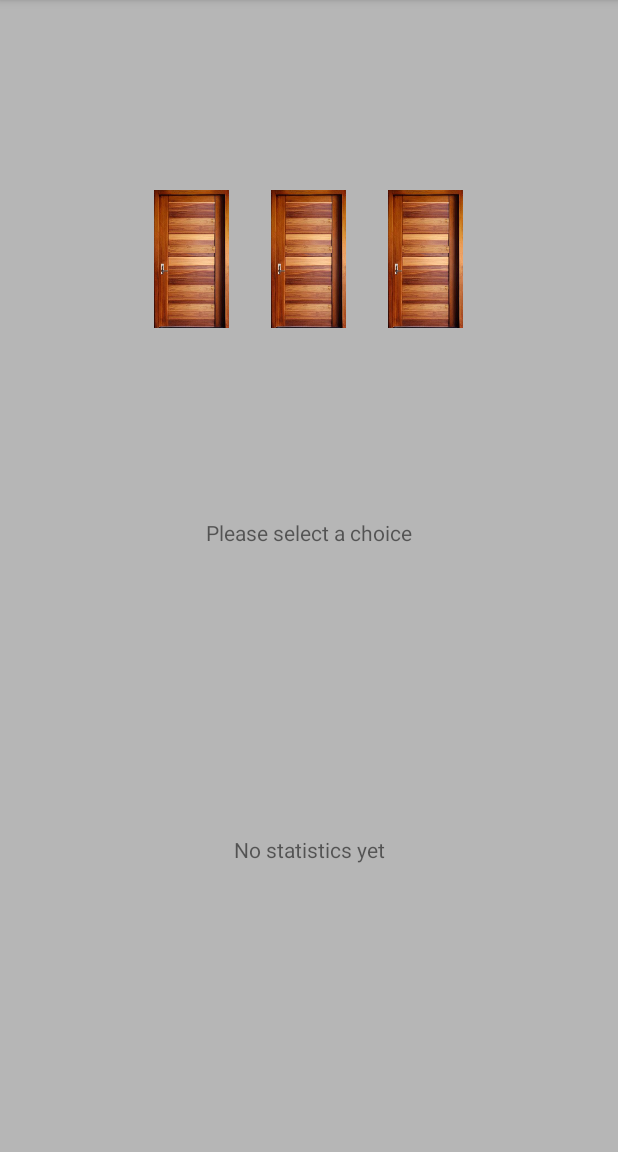
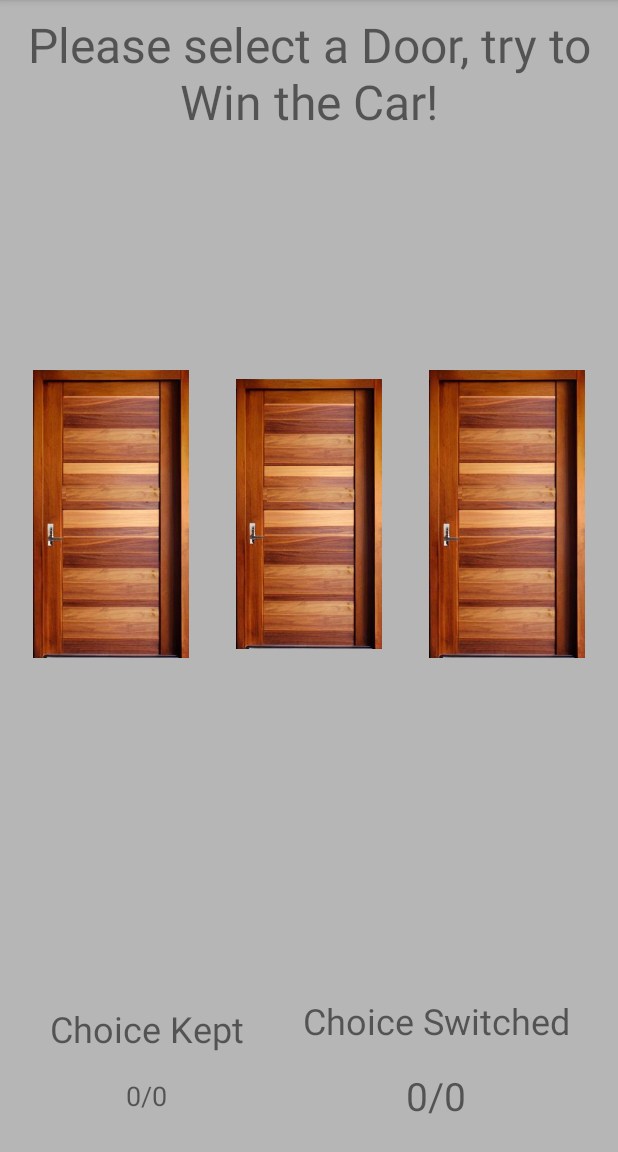
Before and after one commit to johncrawley/monty_hall, an Android app: the screen it shows after launch (MainActivity), on a phone screen of 412 x 824 dp, the part 84-1236 px from its top. Run offline under Robolectric (Android 15) with nearby library versions, the phone set to English and light mode, and no system bars.

Commit message:
Started on improving layout with separate text views for keep and switch statistics, and larger door imageViews.

```diff
--- a/app/src/main/java/com/jacstuff/montyhallproblem/MainActivity.java
+++ b/app/src/main/java/com/jacstuff/montyhallproblem/MainActivity.java
@@ -18,7 +18,7 @@ public class MainActivity extends AppCompatActivity implements MainView {
     private View door1Border, door2Border, door3Border;
     private List<View> doorBorders;
     private Button playAgainButton, resetStatsButton;
-    private TextView statisticsTextView;
+    private TextView statisticsTextView, keptChoiceStatsTextView, switchedChoiceStatsTextView;
     private TextView statusTextView;
     private MontyHallGame montyHallGame;
 
@@ -37,6 +37,8 @@ public class MainActivity extends AppCompatActivity implements MainView {
         playAgainButton = setupButton(R.id.new_game_button, this::startNewGame);
         resetStatsButton = setupButton(R.id.reset_stats_button, this::resetStats);
         statisticsTextView = findViewById(R.id.statistics_text);
+        keptChoiceStatsTextView = findViewById(R.id.keep_stat_wins_text);
+        switchedChoiceStatsTextView = findViewById(R.id.switch_stat_wins_text);
         statusTextView = findViewById(R.id.statusText);
     }
 
@@ -114,13 +116,12 @@ public class MainActivity extends AppCompatActivity implements MainView {
     @Override
     public void openDoor(int doorIndex, boolean containsPrize){
         View door = doors.get(doorIndex);
+        door.setEnabled(false);
         if(containsPrize){
             changeImageToPrize(door);
+            return;
         }
-        else{
-            changeImageToGoat(door);
-        }
-        door.setEnabled(false);
+        changeImageToGoat(door);
     }
 
 
@@ -138,6 +139,8 @@ public class MainActivity extends AppCompatActivity implements MainView {
     public void updateStatistics(String switchChoiceStats, String keepChoiceStats){
         String msg = "Success after switching choice: " + switchChoiceStats
                 + "\n Success after keeping choice: " + keepChoiceStats;
+        keptChoiceStatsTextView.setText(keepChoiceStats);
+        switchedChoiceStatsTextView.setText(switchChoiceStats);
         statisticsTextView.setText(msg);
         resetStatsButton.setVisibility(View.VISIBLE);
     }
@@ -170,7 +173,6 @@ public class MainActivity extends AppCompatActivity implements MainView {
     }
 
 
-
     @Override
     public void disableDoorAtIndex(int index) {
         doors.get(index).setEnabled(false);
@@ -194,12 +196,10 @@ public class MainActivity extends AppCompatActivity implements MainView {
     }
 
 
-
     private void resetDoor(View view){
         view.setEnabled(true);
         ImageView iv = (ImageView)view;
         iv.setImageResource(R.drawable.door);
     }
 
-
 }
--- a/app/src/main/res/layout/activity_main.xml
+++ b/app/src/main/res/layout/activity_main.xml
@@ -6,6 +6,20 @@
     android:layout_height="match_parent"
     tools:context=".MainActivity">
 
+
+    <TextView
+        android:id="@+id/statusText"
+        android:layout_width="wrap_content"
+        android:layout_height="wrap_content"
+        android:text="@string/initial_status_text"
+        android:lines="2"
+        android:layout_margin="8dp"
+        android:gravity="center"
+        android:textSize="32sp"
+        app:layout_constraintEnd_toEndOf="parent"
+        app:layout_constraintTop_toTopOf="parent"
+        app:layout_constraintStart_toStartOf="parent" />
+
     <LinearLayout
         android:id="@+id/doorsLayout"
         android:layout_width="match_parent"
@@ -13,35 +27,42 @@
         android:layout_margin="@dimen/door_layout_margin"
         android:gravity="center"
         android:orientation="horizontal"
-        app:layout_constraintBottom_toTopOf="@+id/statusText"
+        android:weightSum="100"
+        app:layout_constraintBottom_toTopOf="@+id/new_game_button"
         app:layout_constraintEnd_toEndOf="parent"
         app:layout_constraintStart_toStartOf="parent"
-        app:layout_constraintTop_toTopOf="parent">
+        app:layout_constraintTop_toBottomOf="@+id/statusText">
 
         <LinearLayout
             android:id="@+id/door1Border"
-            android:layout_width="wrap_content"
+            android:layout_weight="33"
+            android:layout_width="0dp"
+            android:layout_gravity="center"
             android:layout_height="wrap_content"
             android:layout_margin="@dimen/door_border_margin">
 
             <ImageView
                 android:id="@+id/door1"
-                android:layout_width="50dp"
-                android:layout_height="100dp"
+                android:layout_width="match_parent"
+                android:layout_height="wrap_content"
                 android:layout_margin="@dimen/door_layout_margin"
+                android:scaleType="fitCenter"
                 android:src="@drawable/door" />
         </LinearLayout>
 
         <LinearLayout
             android:id="@+id/door2Border"
-            android:layout_width="wrap_content"
+            android:layout_weight="33"
+            android:layout_width="0dp"
             android:layout_height="wrap_content"
+            android:layout_gravity="center"
             android:layout_margin="@dimen/door_border_margin">
 
             <ImageView
                 android:id="@+id/door2"
-                android:layout_width="50dp"
-                android:layout_height="100dp"
+                android:padding="3dp"
+                android:layout_width="match_parent"
+                android:layout_height="match_parent"
                 android:layout_margin="@dimen/door_layout_margin"
                 android:src="@drawable/door" />
         </LinearLayout>
@@ -49,29 +70,22 @@
 
         <LinearLayout
             android:id="@+id/door3Border"
-            android:layout_width="wrap_content"
+            android:layout_weight="33"
+            android:layout_width="0dp"
             android:layout_height="wrap_content"
+            android:layout_gravity="center"
             android:layout_margin="@dimen/door_border_margin">
 
             <ImageView
                 android:id="@+id/door3"
-                android:layout_width="50dp"
-                android:layout_height="100dp"
+                android:layout_width="match_parent"
+                android:layout_height="match_parent"
                 android:layout_margin="@dimen/door_layout_margin"
                 android:src="@drawable/door" />
         </LinearLayout>
 
     </LinearLayout>
 
-    <TextView
-        android:id="@+id/statusText"
-        android:layout_width="wrap_content"
-        android:layout_height="wrap_content"
-        android:text="@string/initial_status_text"
-        app:layout_constraintEnd_toEndOf="parent"
-        app:layout_constraintTop_toBottomOf="@id/doorsLayout"
-        app:layout_constraintBottom_toTopOf="@id/new_game_button"
-        app:layout_constraintStart_toStartOf="parent" />
 
     <Button
         android:id="@+id/new_game_button"
@@ -79,15 +93,106 @@
         android:layout_height="wrap_content"
         android:visibility="invisible"
         android:text="@string/play_again_button_text"
-        app:layout_constraintBottom_toTopOf="@+id/reset_stats_button"
+        app:layout_constraintBottom_toTopOf="@+id/stats_layout"
         app:layout_constraintEnd_toEndOf="parent"
-        app:layout_constraintStart_toStartOf="parent"
-        app:layout_constraintTop_toBottomOf="@+id/statusText" />
+        app:layout_constraintStart_toStartOf="parent" />
+
+
+
+
+    <LinearLayout
+        android:id="@+id/stats_layout"
+        android:layout_width="wrap_content"
+        android:layout_height="wrap_content"
+        android:orientation="horizontal"
+        app:layout_constraintBottom_toBottomOf="parent"
+        app:layout_constraintEnd_toEndOf="parent"
+        app:layout_constraintStart_toStartOf="parent">
+
+
+        <LinearLayout
+            android:id="@+id/keep_stats_layout"
+            android:layout_width="wrap_content"
+            android:layout_height="wrap_content"
+            android:layout_margin="12dp"
+            android:layout_gravity="center"
+            android:orientation="vertical">
+
+
+            <TextView
+                android:id="@+id/keep_stats_heading"
+                android:layout_width="wrap_content"
+                android:layout_height="wrap_content"
+                android:text="@string/keep_stats_heading"
+                android:layout_margin="8dp"
+                android:gravity="center"
+                android:textSize="24sp"
+                app:layout_constraintEnd_toEndOf="parent"
+                app:layout_constraintTop_toTopOf="parent"
+                app:layout_constraintStart_toStartOf="parent" />
+
+
+            <TextView
+                android:id="@+id/keep_stat_wins_text"
+                android:layout_width="match_parent"
+                android:layout_height="wrap_content"
+                android:text="@string/initial_stats"
+                android:layout_margin="8dp"
+                android:gravity="center"
+                android:textSize="18sp"
+                app:layout_constraintEnd_toEndOf="parent"
+                app:layout_constraintTop_toTopOf="parent"
+                app:layout_constraintStart_toStartOf="parent" />
+
+        </LinearLayout>
+
+
+
+        <LinearLayout
+            android:id="@+id/switch_stats_layout"
+            android:layout_width="wrap_content"
+            android:layout_height="wrap_content"
+            android:layout_margin="12dp"
+            android:orientation="vertical">
+
+
+            <TextView
+                android:id="@+id/switch_stats_heading"
+                android:layout_width="wrap_content"
+                android:layout_height="wrap_content"
+                android:text="@string/switch_stats_heading"
+                android:layout_margin="8dp"
+                android:gravity="center"
+                android:textSize="24sp"
+                app:layout_constraintEnd_toEndOf="parent"
+                app:layout_constraintTop_toTopOf="parent"
+                app:layout_constraintStart_toStartOf="parent" />
+
+
+            <TextView
+                android:id="@+id/switch_stat_wins_text"
+                android:layout_width="match_parent"
+                android:layout_height="wrap_content"
+                android:text="@string/initial_stats"
+                android:layout_margin="8dp"
+                android:gravity="center"
+                android:textSize="26sp"
+                app:layout_constraintEnd_toEndOf="parent"
+                app:layout_constraintTop_toTopOf="parent"
+                app:layout_constraintStart_toStartOf="parent" />
+
+        </LinearLayout>
+
+
+    </LinearLayout>
+
+
 
     <TextView
         android:id="@+id/statistics_text"
         android:layout_width="wrap_content"
         android:layout_height="wrap_content"
+        android:visibility="gone"
         android:text="@string/initial_statistics_text"
         app:layout_constraintBottom_toTopOf="@+id/reset_stats_button"
         app:layout_constraintEnd_toEndOf="parent"
--- a/app/src/main/res/values/strings.xml
+++ b/app/src/main/res/values/strings.xml
@@ -1,11 +1,14 @@
 <resources>
     <string name="app_name">The Monty Hall Problem</string>
     <string name="question_mark">\?</string>
-    <string name="initial_status_text">Please select a choice</string>
+    <string name="initial_status_text">Please select a Door, try to Win the Car!</string>
     <string name="confirm_choice_status_text">Confirm your choice..</string>
     <string name="success_status_text">Congratulations!</string>
     <string name="fail_status_text">You lose! Good day sir!</string>
     <string name="play_again_button_text">Play again</string>
     <string name="reset_stats_button_text">Reset statistics</string>
     <string name="initial_statistics_text">No statistics yet</string>
+    <string name="keep_stats_heading">Choice Kept</string>
+    <string name="switch_stats_heading">Choice Switched</string>
+    <string name="initial_stats">0/0</string>
 </resources>
```
